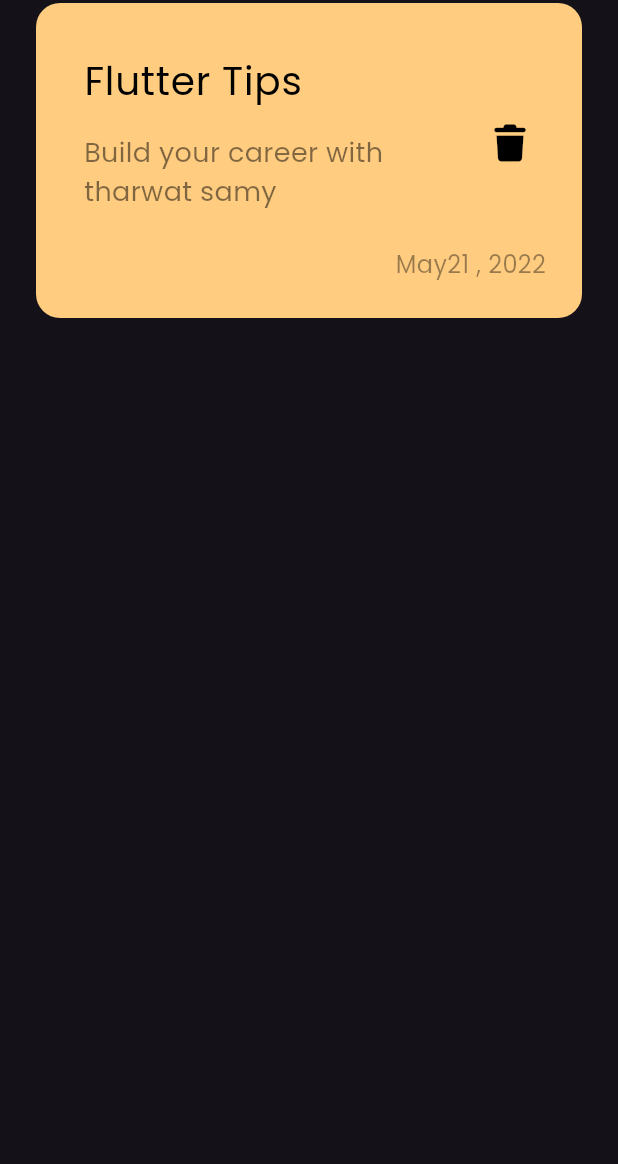
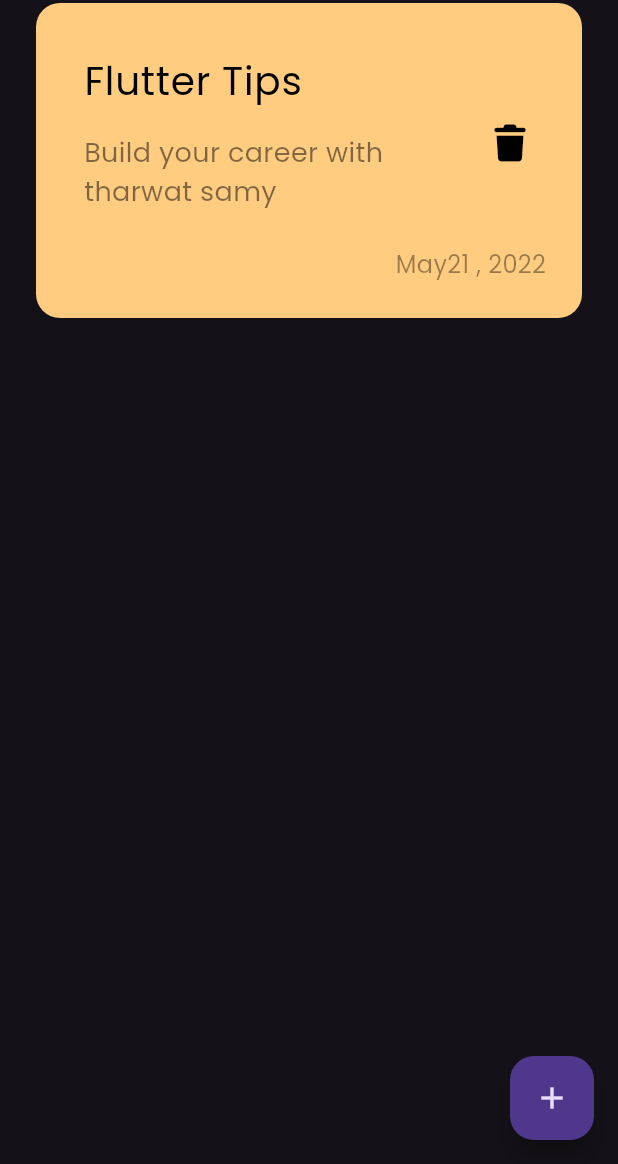
Before and after one commit to renad99200/notes_app, a Flutter app: the screen it shows after launch, on a phone screen of 412 x 824 dp, the part 72-1236 px from its top. Run offline on Flutter 3.47's test engine with Material 3 defaults, Android fonts, the phone set to English and light mode, and no system bars; our stand-ins replace font_awesome_flutter.

Commit message:
add floatingactionbutton

```diff
--- a/lib/views/notes_view.dart
+++ b/lib/views/notes_view.dart
@@ -6,8 +6,9 @@ class NotesView extends StatelessWidget {
 
   @override
   Widget build(BuildContext context) {
-    return const Scaffold(
-      body:NotesViewBody() ,
+    return  Scaffold(
+      floatingActionButton: FloatingActionButton(onPressed: (){},child: Icon(Icons.add),),
+      body: const NotesViewBody() ,
     );
   }
 }
--- a/lib/views/widgets/Custom_icon.dart
+++ b/lib/views/widgets/Custom_icon.dart
@@ -1,4 +1,3 @@
-import 'package:flutter/cupertino.dart';
 import 'package:flutter/material.dart';
 
 class CustomSearchIcon extends StatelessWidget {
--- a/lib/views/widgets/notes_listview.dart
+++ b/lib/views/widgets/notes_listview.dart
@@ -9,7 +9,7 @@ class NotesListView extends StatelessWidget {
   Widget build(BuildContext context) {
     return ListView.builder(itemBuilder: (context,index){
       return const Padding(
-        padding: const EdgeInsets.symmetric(vertical: 8),
+        padding: const EdgeInsets.symmetric(vertical: 4),
         child:  NoteItem(),
       );
 
```
